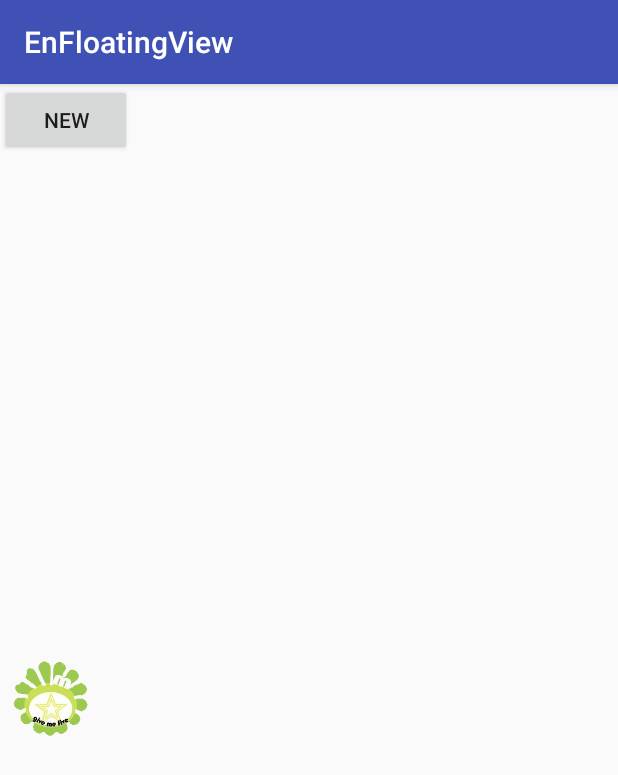
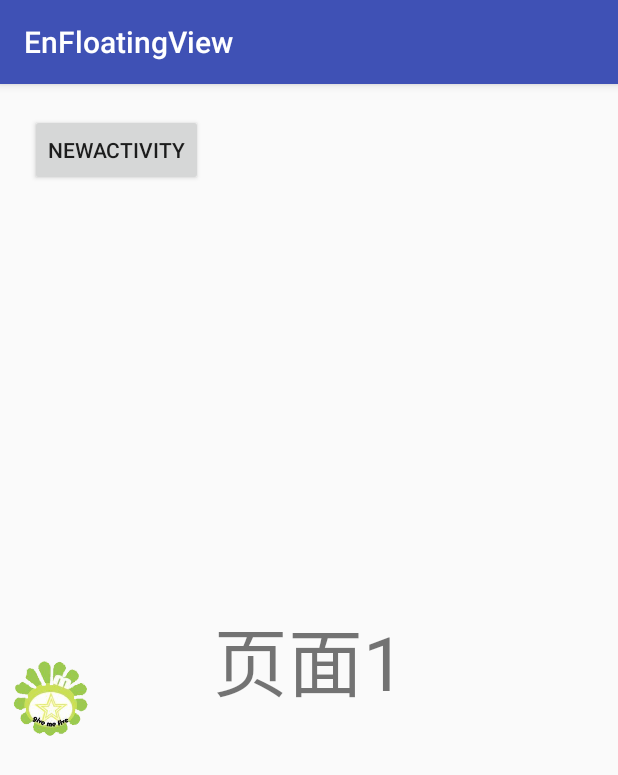
Before and after one commit to leotyndale/EnFloatingView, an Android app: the screen it shows after launch (TestActivity), on a phone screen of 412 x 824 dp. Shown: the top 775 px of the screen. Run offline under Robolectric (Android 15) with nearby library versions, the phone set to English and light mode, and no system bars.

Commit message:
example opt

```diff
--- a/app/src/main/java/com/imuxuan/en/floatingview/TestActivity.java
+++ b/app/src/main/java/com/imuxuan/en/floatingview/TestActivity.java
@@ -5,6 +5,7 @@ import android.net.Uri;
 import android.os.Bundle;
 import android.support.annotation.Nullable;
 import android.view.View;
+import android.widget.TextView;
 import android.widget.Toast;
 
 import com.imuxuan.floatingview.FloatingMagnetView;
@@ -20,11 +21,13 @@ import com.imuxuan.floatingview.MagnetViewListener;
  * @Modification 2018/3/15 下午5:01
  */
 public class TestActivity extends BaseActivity {
+    static int pageNum = 1;
 
     @Override
     protected void onCreate(@Nullable Bundle savedInstanceState) {
         super.onCreate(savedInstanceState);
         setContentView(R.layout.main);
+        ((TextView) findViewById(R.id.page_num)).setText("页面" + pageNum);
         FloatingView.get().add();
         FloatingView.get().listener(new MagnetViewListener() {
             @Override
@@ -36,12 +39,13 @@ public class TestActivity extends BaseActivity {
             public void onClick(FloatingMagnetView magnetView) {
                 Toast.makeText(TestActivity.this, "点到我了", Toast.LENGTH_SHORT).show();
                 Uri uri = Uri.parse("http://blog.imuxuan.com");
-                startActivity(new Intent(Intent.ACTION_VIEW,uri));
+                startActivity(new Intent(Intent.ACTION_VIEW, uri));
             }
         });
     }
 
     public void createActivity(View view) {
+        pageNum++;
         Intent intent = new Intent();
         intent.setClass(this, TestActivity.class);
         startActivity(intent);
--- a/app/src/main/res/layout/main.xml
+++ b/app/src/main/res/layout/main.xml
@@ -7,7 +7,16 @@
     <Button
         android:layout_width="wrap_content"
         android:layout_height="wrap_content"
+        android:layout_margin="20dp"
         android:onClick="createActivity"
-        android:text="New" />
+        android:text="NewActivity" />
+
+    <TextView
+        android:id="@+id/page_num"
+        android:layout_width="wrap_content"
+        android:layout_height="wrap_content"
+        android:layout_centerInParent="true"
+        android:text="页面1"
+        android:textSize="50dp" />
 
 </RelativeLayout>
```
